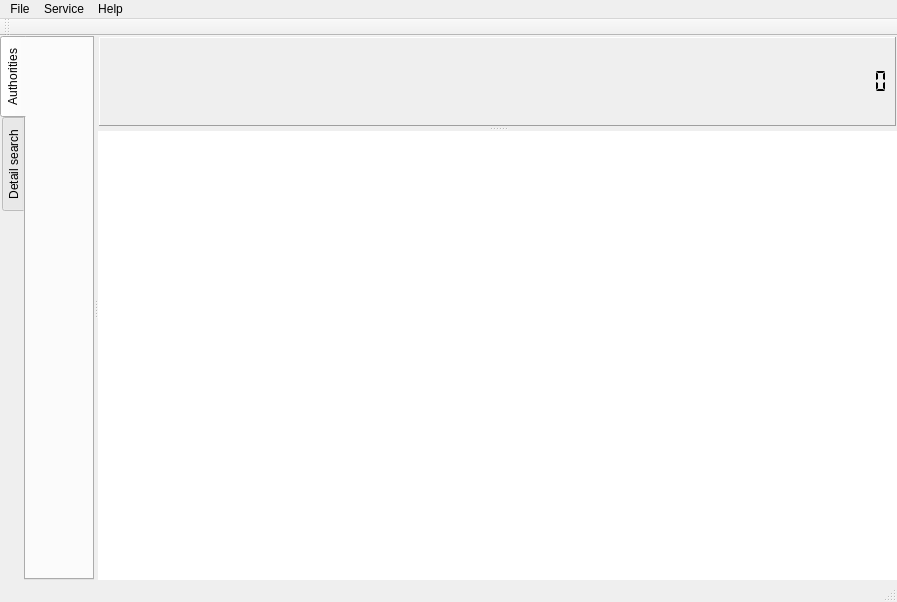
This is mainwindow.ui in caxapyk/pa-decision as Qt 5 draws it before an edit. The edited form follows.
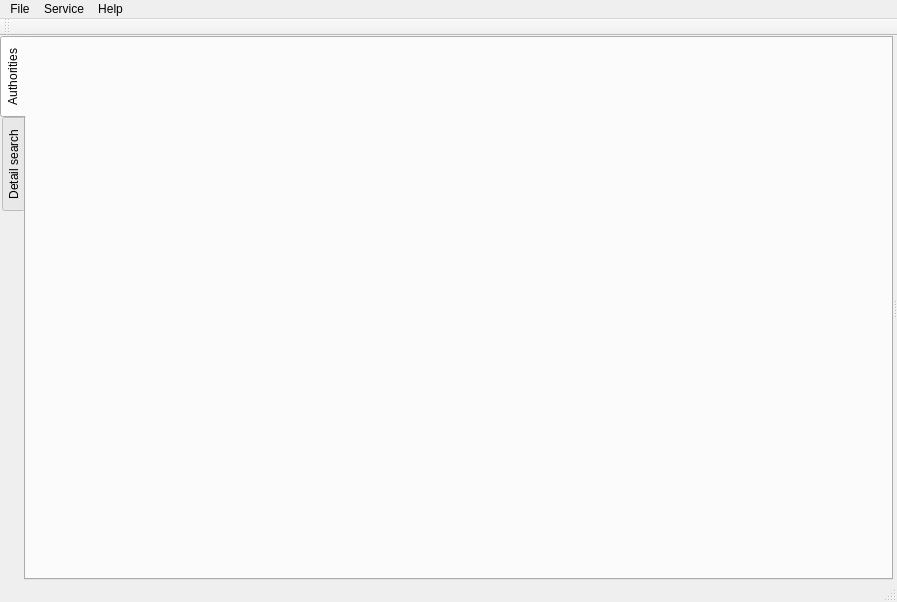
This is the edited form. Icons and pictures are not drawn.

Diff of the .ui file:
```diff
--- a/mainwindow.ui
+++ b/mainwindow.ui
@@ -126,127 +126,20 @@
         </layout>
        </widget>
       </widget>
-      <widget class="QSplitter" name="splitter_document">
+      <widget class="QWidget" name="w_explorer" native="true">
        <property name="baseSize">
         <size>
          <width>7</width>
          <height>0</height>
         </size>
        </property>
-       <property name="frameShape">
-        <enum>QFrame::NoFrame</enum>
-       </property>
-       <property name="frameShadow">
-        <enum>QFrame::Sunken</enum>
-       </property>
-       <property name="orientation">
-        <enum>Qt::Vertical</enum>
-       </property>
-       <widget class="QWidget" name="verticalLayoutWidget">
-        <layout class="QVBoxLayout" name="vL_data">
+       <layout class="QVBoxLayout" name="verticalLayout_3" stretch="">
          <property name="spacing">
-          <number>1</number>
-         </property>
-         <property name="leftMargin">
-          <number>1</number>
-         </property>
-         <property name="topMargin">
-          <number>1</number>
-         </property>
-         <property name="rightMargin">
-          <number>1</number>
-         </property>
-         <property name="bottomMargin">
-          <number>1</number>
-         </property>
-         <item>
-          <widget class="QFrame" name="frame_navPanel">
-           <property name="frameShape">
-            <enum>QFrame::Panel</enum>
-           </property>
-           <property name="frameShadow">
-            <enum>QFrame::Raised</enum>
-           </property>
-           <property name="midLineWidth">
             <number>0</number>
            </property>
-           <layout class="QHBoxLayout" name="horizontalLayout_2">
-            <property name="spacing">
-             <number>6</number>
-            </property>
             <property name="leftMargin">
-             <number>6</number>
-            </property>
-            <property name="topMargin">
-             <number>6</number>
-            </property>
-            <property name="rightMargin">
-             <number>6</number>
-            </property>
-            <property name="bottomMargin">
-             <number>6</number>
-            </property>
-            <item>
-             <layout class="QVBoxLayout" name="vL_paginator">
-              <property name="spacing">
                <number>0</number>
               </property>
-             </layout>
-            </item>
-            <item>
-             <spacer name="horizontalSpacer">
-              <property name="orientation">
-               <enum>Qt::Horizontal</enum>
-              </property>
-              <property name="sizeHint" stdset="0">
-               <size>
-                <width>40</width>
-                <height>20</height>
-               </size>
-              </property>
-             </spacer>
-            </item>
-            <item>
-             <widget class="QLCDNumber" name="lcdn_counter">
-              <property name="toolTip">
-               <string>Records counter</string>
-              </property>
-              <property name="layoutDirection">
-               <enum>Qt::LeftToRight</enum>
-              </property>
-              <property name="frameShape">
-               <enum>QFrame::NoFrame</enum>
-              </property>
-              <property name="smallDecimalPoint">
-               <bool>false</bool>
-              </property>
-              <property name="segmentStyle">
-               <enum>QLCDNumber::Flat</enum>
-              </property>
-             </widget>
-            </item>
-            <item>
-             <layout class="QHBoxLayout" name="horizontalLayout"/>
-            </item>
-           </layout>
-          </widget>
-         </item>
-        </layout>
-       </widget>
-       <widget class="QWidget" name="widget" native="true">
-        <property name="minimumSize">
-         <size>
-          <width>0</width>
-          <height>280</height>
-         </size>
-        </property>
-        <layout class="QVBoxLayout" name="verticalLayout_3">
-         <property name="spacing">
-          <number>0</number>
-         </property>
-         <property name="leftMargin">
-          <number>0</number>
-         </property>
          <property name="topMargin">
           <number>0</number>
          </property>
@@ -256,15 +149,7 @@
          <property name="bottomMargin">
           <number>0</number>
          </property>
-         <item>
-          <widget class="QTextBrowser" name="textBrowser">
-           <property name="frameShape">
-            <enum>QFrame::NoFrame</enum>
-           </property>
-          </widget>
-         </item>
-        </layout>
-       </widget>
+       </layout>
       </widget>
      </widget>
     </item>
```
Lines whose indentation alone changed are shown as unchanged.
